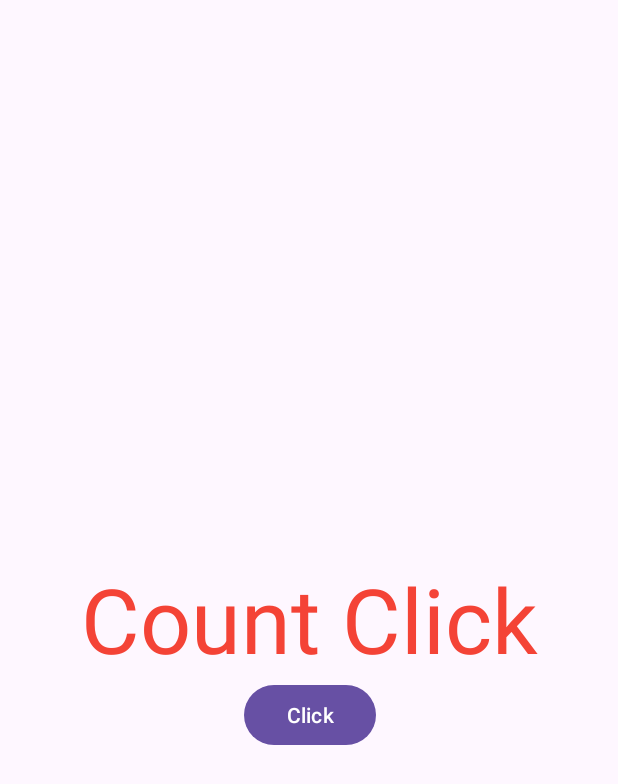
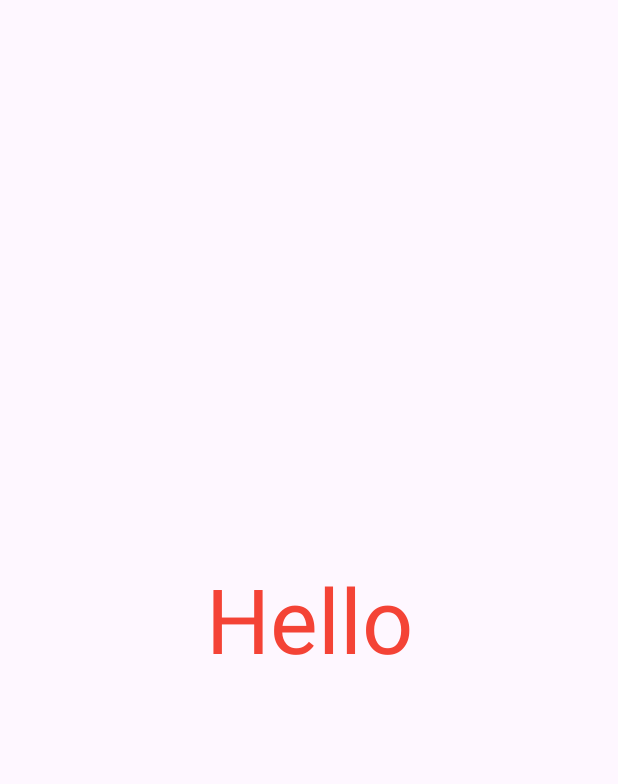
Before and after one commit to rbeninca/pdm, an Android app: the screen it shows after launch (MainActivity), on a phone screen of 412 x 824 dp. Shown: the top 784 px of the screen. Run offline under Robolectric (Android 15) with nearby library versions, the phone set to English and light mode, and no system bars.

```diff
--- a/app/src/main/java/com/ifsc/contaclicks/MainActivity.java
+++ b/app/src/main/java/com/ifsc/contaclicks/MainActivity.java
@@ -1,5 +1,10 @@
 package com.ifsc.contaclicks;
 
+import android.content.Context;
+import android.hardware.Sensor;
+import android.hardware.SensorEvent;
+import android.hardware.SensorEventListener;
+import android.hardware.SensorManager;
 import android.os.Bundle;
 import android.view.View;
 import android.widget.Button;
@@ -11,26 +16,31 @@ import androidx.core.graphics.Insets;
 import androidx.core.view.ViewCompat;
 import androidx.core.view.WindowInsetsCompat;
 
-public class MainActivity extends AppCompatActivity {
+public class MainActivity extends AppCompatActivity implements SensorEventListener{
     int i=0;
-
+    SensorManager mSensorManager;
+    Sensor sensor;
+    TextView tv;
     @Override
     protected void onCreate(Bundle savedInstanceState) {
         super.onCreate(savedInstanceState);
         setContentView(R.layout.activity_main);
-        //Associando objeto interface a variavel local;
-        TextView tv=findViewById(R.id.textView);
-        tv.setText(getString(R.string.app_name));
-        Button b=findViewById(R.id.button);
-        b.setOnClickListener(v -> {//Seu codigo lindo aqui
-        });
-        b.setOnClickListener(new View.OnClickListener() {
-            @Override
-            public void onClick(View v) {
-                tv.setText( Integer.toString(i)  );
-                i++;
-            }
-        });
+        tv=findViewById(R.id.textView);
+        mSensorManager = (SensorManager) getSystemService(Context.SENSOR_SERVICE);
+
+        sensor=mSensorManager.getDefaultSensor(Sensor.TYPE_LIGHT);
+
+        mSensorManager.registerListener(this,sensor,SensorManager.SENSOR_DELAY_NORMAL);
+    }
+
+    @Override
+    public void onSensorChanged(SensorEvent sensorEvent) {
+        tv.setText(Float.toString(sensorEvent.values[0]));
 
     }
+    @Override
+    public void onAccuracyChanged(Sensor sensor, int i) {
+
+    }
+
 }
--- a/app/src/main/res/layout/activity_main.xml
+++ b/app/src/main/res/layout/activity_main.xml
@@ -19,13 +19,4 @@
         app:layout_constraintStart_toStartOf="parent"
         app:layout_constraintTop_toTopOf="parent" />
 
-    <Button
-        android:id="@+id/button"
-        android:layout_width="wrap_content"
-        android:layout_height="wrap_content"
-        android:text="@string/click"
-        app:layout_constraintEnd_toEndOf="@id/textView"
-        app:layout_constraintStart_toStartOf="@id/textView"
-        app:layout_constraintTop_toBottomOf="@+id/textView" />
-
 </androidx.constraintlayout.widget.ConstraintLayout>
```
